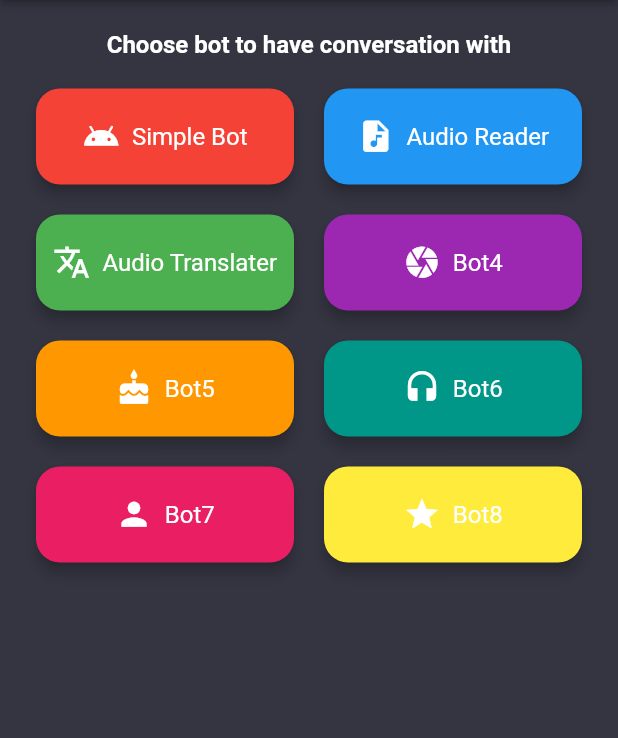
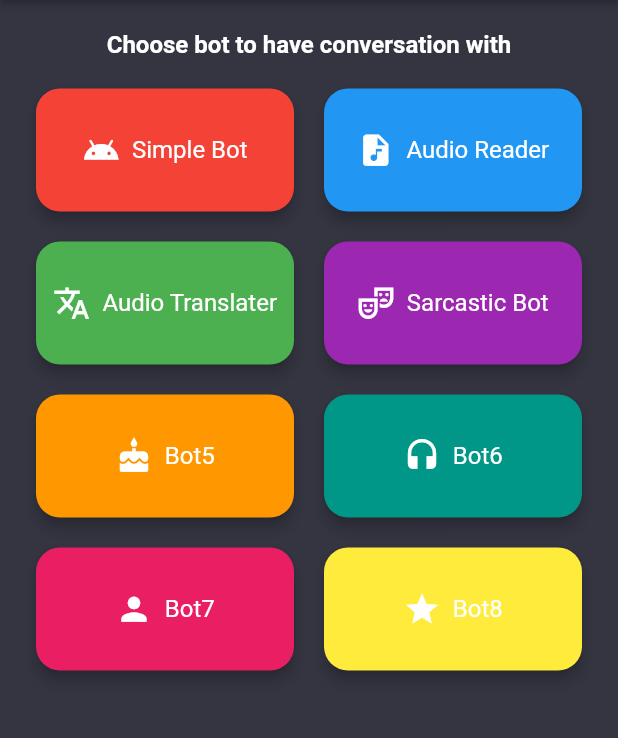
Before and after one commit to Anahit-95/Chat-GPT-flutter, a Flutter app: the screen it shows after launch, on a phone screen of 412 x 824 dp, the part 84-822 px from its top. Run offline on Flutter 3.47's test engine with Material 2 defaults, Android fonts, the light colour scheme and no system bars; our stand-ins replace animated_text_kit, avatar_glow, file_picker, flutter_spinkit, flutter_tts, speech_to_text.

Commit message:
Created Sarcastic bot, also some code improvements

```diff
--- a/lib/models/bot_model.dart
+++ b/lib/models/bot_model.dart
@@ -4,10 +4,12 @@ class Bot {
   final String title;
   final IconData iconData;
   final Color color;
+  String? systemMessage;
 
   Bot({
     required this.title,
     required this.iconData,
     required this.color,
+    this.systemMessage,
   });
 }
--- a/lib/screens/home_screen.dart
+++ b/lib/screens/home_screen.dart
@@ -6,17 +6,49 @@ import '../widgets/bot_widget.dart';
 
 class HomePage extends StatelessWidget {
   final List<Bot> bots = [
-    Bot(title: 'Simple Bot', iconData: Icons.android, color: Colors.red),
-    Bot(title: 'Audio Reader', iconData: Icons.audio_file, color: Colors.blue),
     Bot(
-        title: 'Audio Translater',
-        iconData: Icons.translate,
-        color: Colors.green),
-    Bot(title: 'Bot4', iconData: Icons.camera, color: Colors.purple),
-    Bot(title: 'Bot5', iconData: Icons.cake, color: Colors.orange),
-    Bot(title: 'Bot6', iconData: Icons.headset, color: Colors.teal),
-    Bot(title: 'Bot7', iconData: Icons.person, color: Colors.pink),
-    Bot(title: 'Bot8', iconData: Icons.star, color: Colors.yellow),
+      title: 'Simple Bot',
+      iconData: Icons.android,
+      color: Colors.red,
+      systemMessage: 'You are a helpfull assistant.',
+    ),
+    Bot(
+      title: 'Audio Reader',
+      iconData: Icons.audio_file,
+      color: Colors.blue,
+    ),
+    Bot(
+      title: 'Audio Translater',
+      iconData: Icons.translate,
+      color: Colors.green,
+    ),
+    Bot(
+      title: 'Sarcastic Bot',
+      iconData: Icons.theater_comedy_outlined,
+      color: Colors.purple,
+      systemMessage:
+          'You are users sarcastic friend and your name is Marv, with dark sense of humor. Answer questions with sarcastic replies, make jokes, be funny, and do not refuce to have fun on users questions.',
+    ),
+    Bot(
+      title: 'Bot5',
+      iconData: Icons.cake,
+      color: Colors.orange,
+    ),
+    Bot(
+      title: 'Bot6',
+      iconData: Icons.headset,
+      color: Colors.teal,
+    ),
+    Bot(
+      title: 'Bot7',
+      iconData: Icons.person,
+      color: Colors.pink,
+    ),
+    Bot(
+      title: 'Bot8',
+      iconData: Icons.star,
+      color: Colors.yellow,
+    ),
   ];
 
   HomePage({super.key});
@@ -55,14 +87,11 @@ class HomePage extends StatelessWidget {
                     crossAxisCount: 2,
                     crossAxisSpacing: 12,
                     mainAxisSpacing: 12,
-                    childAspectRatio: 5 / 2,
+                    childAspectRatio: 6 / 3,
                   ),
-                  // padding: EdgeInsets.all(16),
                   shrinkWrap: true,
                   itemBuilder: (context, index) => BotWidget(
-                    title: bots[index].title,
-                    iconData: bots[index].iconData,
-                    color: bots[index].color,
+                    bot: bots[index],
                   ),
                 ),
               ),
--- a/lib/widgets/bot_widget.dart
+++ b/lib/widgets/bot_widget.dart
@@ -1,43 +1,66 @@
 import 'package:chat_gpt_api/screens/chat_screen.dart';
 import 'package:flutter/material.dart';
+import 'package:provider/provider.dart';
 
 import '../models/bot_model.dart';
+import '../providers/chats_provider.dart';
 import '../screens/audio_screen.dart';
 
 class BotWidget extends StatelessWidget {
-  final String title;
-  final IconData iconData;
-  final Color color;
+  final Bot bot;
 
-  BotWidget({
-    required this.title,
-    required this.iconData,
-    required this.color,
+  const BotWidget({
+    super.key,
+    required this.bot,
   });
 
   @override
   Widget build(BuildContext context) {
+    final chatProvider = Provider.of<ChatProvider>(context);
     return GestureDetector(
       onTap: () {
-        switch (title) {
+        switch (bot.title) {
           case 'Simple Bot':
             Navigator.push(
               context,
-              MaterialPageRoute(builder: (context) => ChatScreen()),
+              MaterialPageRoute(
+                builder: (context) => ChatScreen(
+                  bot: bot,
+                  chatList: chatProvider.getChatList,
+                ),
+              ),
+            );
+            break;
+          case 'Sarcastic Bot':
+            Navigator.push(
+              context,
+              MaterialPageRoute(
+                builder: (context) => ChatScreen(
+                  bot: bot,
+                  chatList: chatProvider.getSarcasticChatList,
+                ),
+              ),
             );
             break;
           case 'Audio Reader':
             Navigator.push(
               context,
               MaterialPageRoute(
-                  builder: (context) => AudioToText(title: title)),
+                builder: (context) => AudioToText(
+                  bot: bot,
+                  chatList: chatProvider.getAudioChatList,
+                ),
+              ),
             );
             break;
           case 'Audio Translater':
             Navigator.push(
               context,
               MaterialPageRoute(
-                  builder: (context) => AudioToText(title: title)),
+                  builder: (context) => AudioToText(
+                        bot: bot,
+                        chatList: chatProvider.getTranslatedChatList,
+                      )),
             );
             break;
           default:
@@ -49,19 +72,19 @@ class BotWidget extends StatelessWidget {
         shape: RoundedRectangleBorder(
           borderRadius: BorderRadius.circular(16),
         ),
-        color: color,
+        color: bot.color,
         child: Row(
           mainAxisAlignment: MainAxisAlignment.center,
           crossAxisAlignment: CrossAxisAlignment.center,
           children: [
             Icon(
-              iconData,
+              bot.iconData,
               size: 25,
               color: Colors.white,
             ),
             SizedBox(width: 8),
             Text(
-              title,
+              bot.title,
               style: TextStyle(
                 color: Colors.white,
                 fontSize: 16,
```
Also changed, not shown: lib/providers/chats_provider.dart (+35 -4 lines), lib/screens/audio_screen.dart (+16 -15 lines), lib/screens/chat_screen.dart (+29 -13 lines), lib/services/api_services.dart (+13 -11 lines), lib/widgets/chat_widget.dart (+19 -19 lines).
